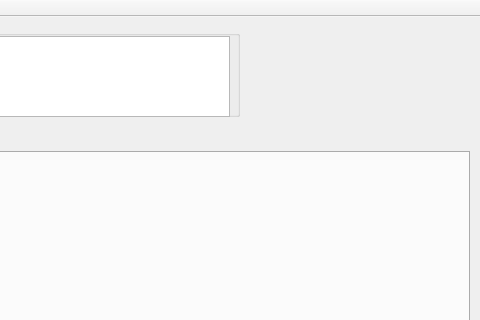
NicolasScherer/ProjetSuPer, file 08-CodageVisualiserLecteurs/init_ihm/SuPer_SCHERER/ihm.ui: the form before one commit; both pictures show x 141 to 621 and y 0 to 320 of the 621 by 473 pixel window.
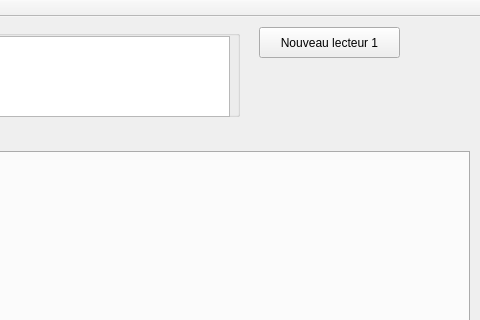
The form after the commit.

```diff
--- a/08-CodageVisualiserLecteurs/init_ihm/SuPer_SCHERER/ihm.ui
+++ b/08-CodageVisualiserLecteurs/init_ihm/SuPer_SCHERER/ihm.ui
@@ -66,6 +66,19 @@
      </property>
     </widget>
    </widget>
+   <widget class="QPushButton" name="btNewLecteur">
+    <property name="geometry">
+     <rect>
+      <x>400</x>
+      <y>10</y>
+      <width>141</width>
+      <height>31</height>
+     </rect>
+    </property>
+    <property name="text">
+     <string>Nouveau lecteur 1</string>
+    </property>
+   </widget>
   </widget>
   <widget class="QMenuBar" name="menuBar">
    <property name="geometry">
```
